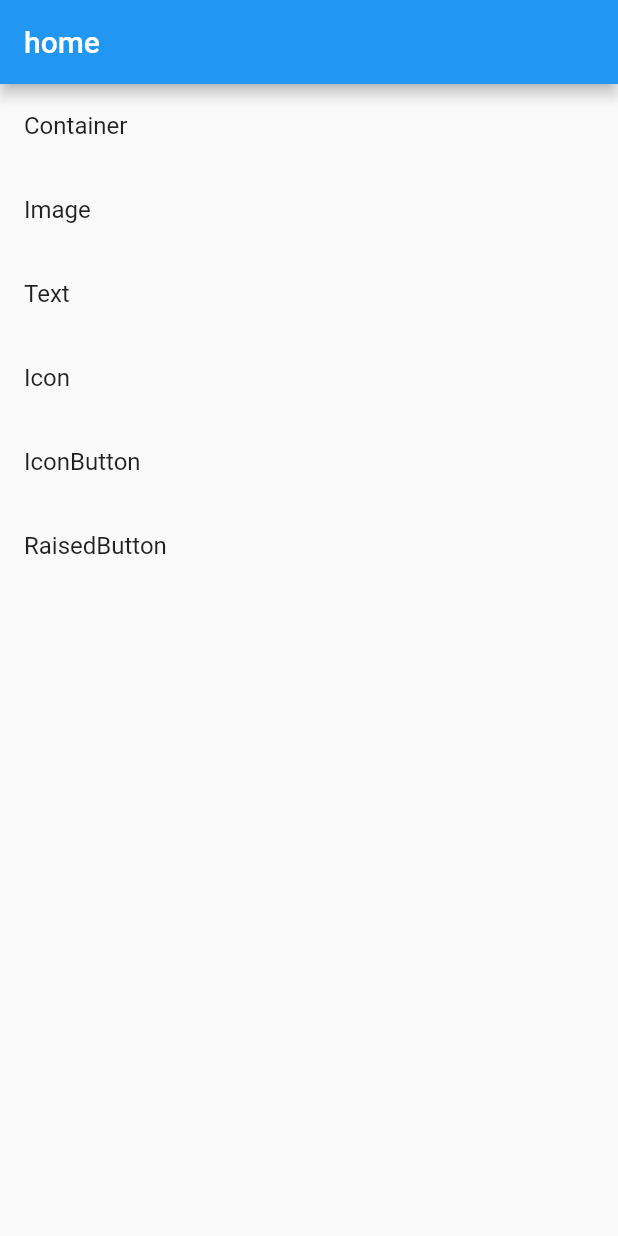
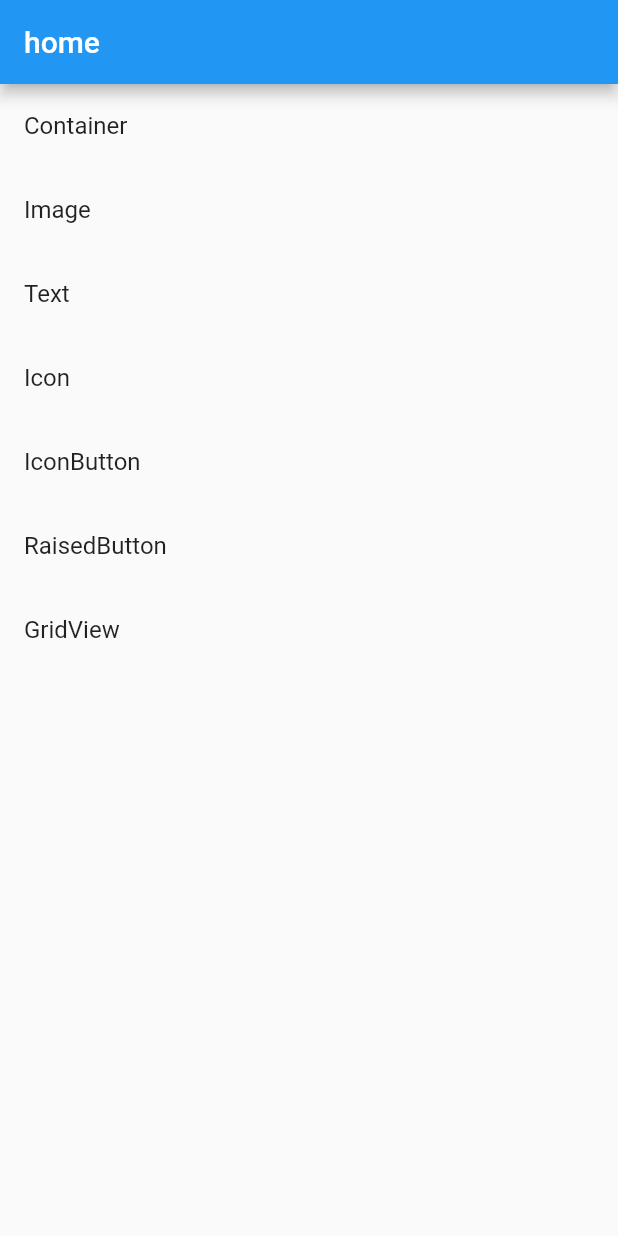
Before and after one commit to melodywei/flutter_demo, a Flutter app: the screen it shows after launch, on a phone screen of 412 x 824 dp. Run offline on Flutter 3.47's test engine with Material 2 defaults, Android fonts, the phone set to English and light mode, and no system bars.

Commit message:
gridview

```diff
--- a/lib/main.dart
+++ b/lib/main.dart
@@ -1,4 +1,5 @@
 import 'package:flutter/material.dart';
+import 'package:flutter_demo/grid.dart';
 import 'package:flutter_demo/icon.dart';
 import 'package:flutter_demo/image.dart';
 import 'package:flutter_demo/raised_button.dart';
@@ -40,6 +41,8 @@ class MyApp extends StatelessWidget {
         return IconButtonDemo();
       case ViewType.RaisedButton:
         return RaisedButtonDemo();
+      case ViewType.GridView:
+        return GridViewDemo();
       default:
         break;
     }
--- a/lib/view_type.dart
+++ b/lib/view_type.dart
@@ -5,6 +5,7 @@ enum ViewType {
   Icon,
   IconButton,
   RaisedButton,
+  GridView,
 }
 
 var route = <ViewType, String>{
@@ -14,4 +15,5 @@ var route = <ViewType, String>{
   ViewType.Icon: 'Icon',
   ViewType.IconButton: 'IconButton',
   ViewType.RaisedButton: 'RaisedButton',
+  ViewType.GridView: "GridView",
 };
```
Also changed, not shown: lib/grid.dart (added, +27 -0 lines).
